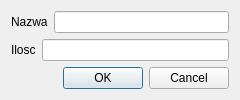
This is dialog.ui in mszlachetka/spis as Qt 5 draws it before an edit. The edited form follows.
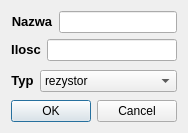
This is the edited form. Icons and pictures are not drawn.

```diff
--- a/dialog.ui
+++ b/dialog.ui
@@ -6,8 +6,8 @@
    <rect>
     <x>0</x>
     <y>0</y>
-    <width>240</width>
-    <height>97</height>
+    <width>183</width>
+    <height>133</height>
    </rect>
   </property>
   <property name="windowTitle">
@@ -19,7 +19,7 @@
      <item>
       <widget class="QLabel" name="label">
        <property name="text">
-        <string>Nazwa</string>
+        <string>&lt;html&gt;&lt;head/&gt;&lt;body&gt;&lt;p align=&quot;center&quot;&gt;&lt;span style=&quot; font-size:10pt; font-weight:600;&quot;&gt;Nazwa&lt;/span&gt;&lt;/p&gt;&lt;/body&gt;&lt;/html&gt;</string>
        </property>
       </widget>
      </item>
@@ -29,20 +29,65 @@
     </layout>
    </item>
    <item row="1" column="0">
-    <layout class="QHBoxLayout" name="horizontalLayout_2">
-     <item>
+    <layout class="QFormLayout" name="formLayout_2">
+     <item row="0" column="0">
       <widget class="QLabel" name="label_2">
        <property name="text">
-        <string>Ilosc</string>
+        <string>&lt;html&gt;&lt;head/&gt;&lt;body&gt;&lt;p align=&quot;center&quot;&gt;&lt;span style=&quot; font-size:10pt; font-weight:600;&quot;&gt;Ilosc&lt;/span&gt;&lt;/p&gt;&lt;/body&gt;&lt;/html&gt;</string>
        </property>
       </widget>
      </item>
-     <item>
+     <item row="0" column="1">
       <widget class="QLineEdit" name="lineEdit_2"/>
      </item>
     </layout>
    </item>
    <item row="2" column="0">
+    <layout class="QFormLayout" name="formLayout">
+     <item row="0" column="0">
+      <widget class="QLabel" name="label_3">
+       <property name="text">
+        <string>&lt;html&gt;&lt;head/&gt;&lt;body&gt;&lt;p align=&quot;center&quot;&gt;&lt;span style=&quot; font-size:10pt; font-weight:600;&quot;&gt;Typ&lt;/span&gt;&lt;/p&gt;&lt;/body&gt;&lt;/html&gt;</string>
+       </property>
+       <property name="buddy">
+        <cstring>comboBox</cstring>
+       </property>
+      </widget>
+     </item>
+     <item row="0" column="1">
+      <widget class="QComboBox" name="comboBox">
+       <item>
+        <property name="text">
+         <string>rezystor</string>
+        </property>
+        <property name="icon">
+         <iconset resource="images/images.qrc">
+          <normaloff>:/images/rezystor.png</normaloff>:/images/rezystor.png</iconset>
+        </property>
+       </item>
+       <item>
+        <property name="text">
+         <string>układ scalony</string>
+        </property>
+        <property name="icon">
+         <iconset resource="images/images.qrc">
+          <normaloff>:/images/scalony.png</normaloff>:/images/scalony.png</iconset>
+        </property>
+       </item>
+       <item>
+        <property name="text">
+         <string>kondensator</string>
+        </property>
+        <property name="icon">
+         <iconset resource="images/images.qrc">
+          <normaloff>:/images/kondesator.png</normaloff>:/images/kondesator.png</iconset>
+        </property>
+       </item>
+      </widget>
+     </item>
+    </layout>
+   </item>
+   <item row="3" column="0">
     <widget class="QDialogButtonBox" name="buttonBox">
      <property name="orientation">
       <enum>Qt::Horizontal</enum>
```
Left out of the diff: 14 changed lines with no effect on the pictures.
